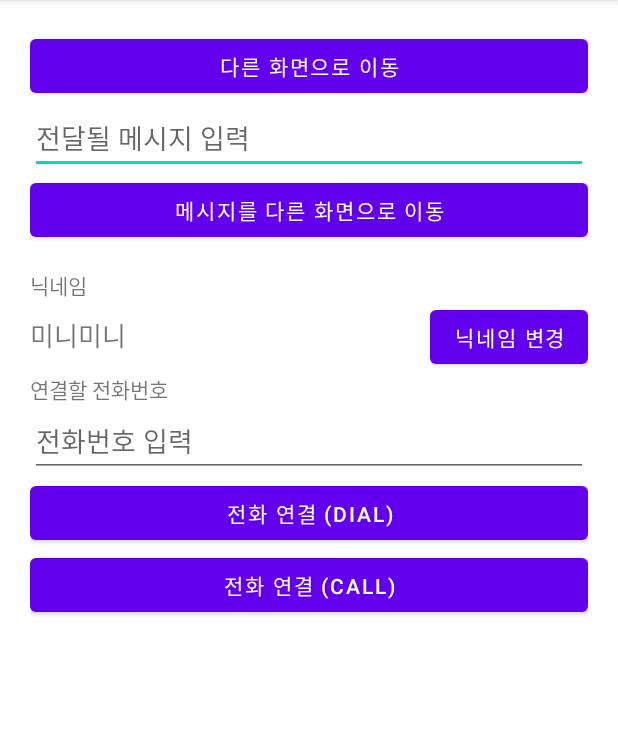
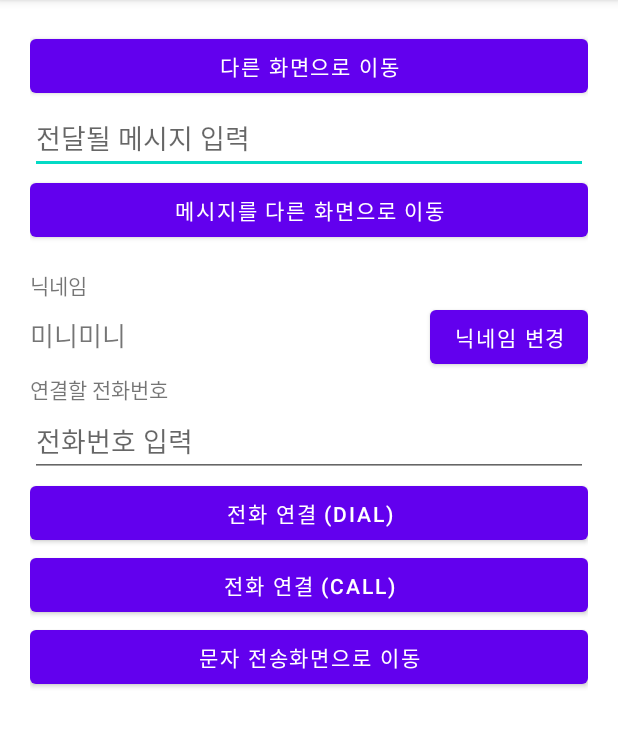
Before and after one commit to superick/Intent_220211, an Android app: the screen it shows after launch (MainActivity), after a tap on "전화 연결 (DIAL)", on a phone screen of 412 x 824 dp, the part 84-831 px from its top. Run offline under Robolectric (Android 15) with nearby library versions, the phone set to English and light mode, and no system bars.

Commit message:
문자 전송 예제

```diff
--- a/app/src/main/java/com/example/intent_220211/MainActivity.kt
+++ b/app/src/main/java/com/example/intent_220211/MainActivity.kt
@@ -14,20 +14,31 @@ class MainActivity : AppCompatActivity() {
         super.onCreate(savedInstanceState)
         setContentView(R.layout.activity_main)
 
+        smsBtn.setOnClickListener {
+            val inputPhoneNum = phoneNumEdt.text.toString()
+
+            val myUri = Uri.parse("smsto:${inputPhoneNum}")
+
+            val myIntent = Intent(Intent.ACTION_SENDTO, myUri)
+            myIntent.putExtra("sms_body", "미리 내용 입력")
+
+            startActivity(myIntent)
+
+
+        }
+
+
         callBtn.setOnClickListener {
 
             val inputPhoneNum = phoneNumEdt.text.toString()
 
-            val myUri = Uri.parse("tel:&{inputPhoneNum}")
+            val myUri = Uri.parse("tel:${inputPhoneNum}")
 
             val myIntent = Intent(Intent.ACTION_CALL, myUri)
 
             startActivity(myIntent)
 
         }
-
-
-
 
 
 //        DIAL 액션 예제
@@ -37,7 +48,7 @@ class MainActivity : AppCompatActivity() {
 //            phoneNumEdt에 입력한 전호번호를 받아서 해당번호에 전화 연결
             val inputPhoneNum = phoneNumEdt.text.toString()
 
-            val myUri = Uri.parse("tel:&{inputPhoneNum}")
+            val myUri = Uri.parse("tel:${inputPhoneNum}")
 
             val myIntent = Intent(Intent.ACTION_DIAL, myUri)
 
--- a/app/src/main/res/layout/activity_main.xml
+++ b/app/src/main/res/layout/activity_main.xml
@@ -84,5 +84,12 @@
         android:layout_height="wrap_content"
         android:text="전화 연결 (CALL)"/>
 
+    <Button
+        android:id="@+id/smsBtn"
+        android:layout_width="match_parent"
+        android:layout_height="wrap_content"
+        android:text="문자 전송화면으로 이동"/>
+
+
 
 </LinearLayout>
```
